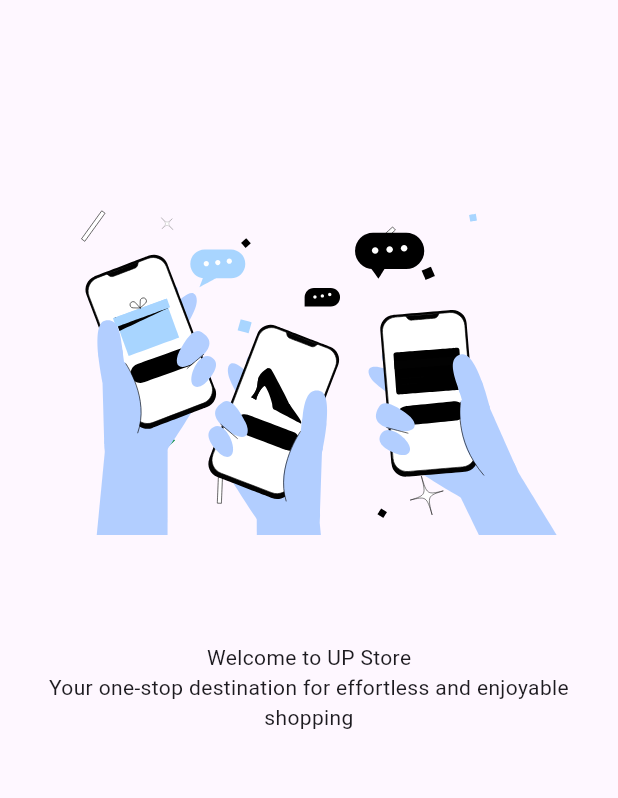
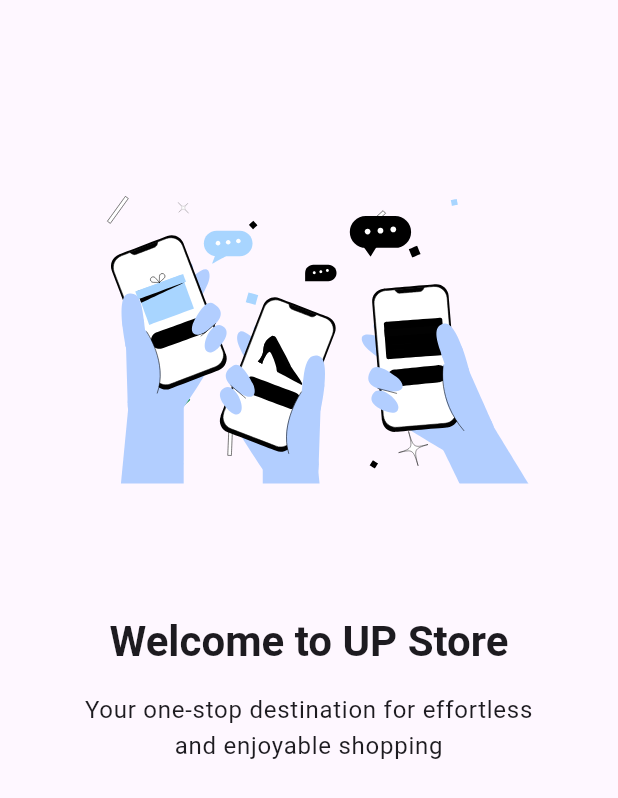
Before and after one commit to NabeelTiwana/stater_app, a Flutter app: the screen it shows after launch, on a phone screen of 412 x 824 dp. Shown: the top 798 px of the screen. Run offline on Flutter 3.47's test engine with Material 3 defaults, Android fonts, the phone set to English and light mode, and no system bars; our stand-ins replace lottie, shared_preferences.

Commit message:
all code updated

```diff
--- a/lib/main.dart
+++ b/lib/main.dart
@@ -1,5 +1,4 @@
 import 'package:flutter/material.dart';
-import 'package:starter_app/screens/home_page.dart';
 import 'package:starter_app/screens/splash/splash_screen.dart';
 
 void main() {
--- a/lib/screens/onboardings/onboarding_screen.dart
+++ b/lib/screens/onboardings/onboarding_screen.dart
@@ -16,9 +16,9 @@ class OnboardingScreen extends StatelessWidget {
         children: [
            PageView(
              children: [
-               OnBoardingPage(animation: MyImages.onboarding1Animation,title: MyText.onBoardingTitle1,subtite: MyText.onBoardingSubTitle1,),
-               OnBoardingPage(animation: MyImages.onboarding2Animation,title: MyText.onBoardingTitle2,subtite: MyText.onBoardingSubTitle2,),
-               OnBoardingPage(animation: MyImages.onboarding3Animation,title: MyText.onBoardingTitle3,subtite: MyText.onBoardingSubTitle3,),
+               OnBoardingPage(animation: MyImages.onboarding1Animation,title: MyText.onBoardingTitle1,subtitle: MyText.onBoardingSubTitle1,),
+               OnBoardingPage(animation: MyImages.onboarding2Animation,title: MyText.onBoardingTitle2,subtitle: MyText.onBoardingSubTitle2,),
+               OnBoardingPage(animation: MyImages.onboarding3Animation,title: MyText.onBoardingTitle3,subtitle: MyText.onBoardingSubTitle3,),
 
 
              ],
--- a/lib/screens/onboardings/widget/onboarding_page.dart
+++ b/lib/screens/onboardings/widget/onboarding_page.dart
@@ -1,35 +1,50 @@
-import 'package:flutter/cupertino.dart';
+import 'package:flutter/material.dart';
 import 'package:lottie/lottie.dart';
-
 import '../../../helpers/device_helper.dart';
-import '../../../utils/constant/images.dart';
-import '../../../utils/constant/texts.dart';
 
 class OnBoardingPage extends StatelessWidget {
   const OnBoardingPage({
     super.key,
     required this.animation,
     required this.title,
-    required this.subtite,
+    required this.subtitle,
   });
 
   final String animation;
   final String title;
-  final String subtite;
+  final String subtitle;
 
   @override
   Widget build(BuildContext context) {
     return Padding(
-      padding: const EdgeInsets.only(
+      padding: EdgeInsets.only(
         left: 20,
         right: 20,
         top: DeviceHelper.getAppBarHeight(),
       ),
       child: Column(
         children: [
-          Lottie.asset(animation),
-          Text(title),
-          Text(subtite, textAlign: TextAlign.center),
+          Lottie.asset(
+            animation,
+            height: DeviceHelper.getScreenHeight(context) * 0.4,
+          ),
+          const SizedBox(height: 24),
+          Text(
+            title,
+            style: Theme.of(context).textTheme.headlineMedium?.copyWith(
+              fontWeight: FontWeight.bold,
+            ),
+            textAlign: TextAlign.center,
+          ),
+          const SizedBox(height: 16),
+          Padding(
+            padding: const EdgeInsets.symmetric(horizontal: 24),
+            child: Text(
+              subtitle,
+              style: Theme.of(context).textTheme.bodyLarge,
+              textAlign: TextAlign.center,
+            ),
+          ),
         ],
       ),
     );
```
Also changed, not shown: lib/helpers/device_helper.dart (+12 -10 lines), lib/helpers/preferences_helper.dart (+43 -16 lines), lib/responsive/responsive_widget.dart (+13 -4 lines), lib/screens/splash/splash_screen.dart (+32 -23 lines).
